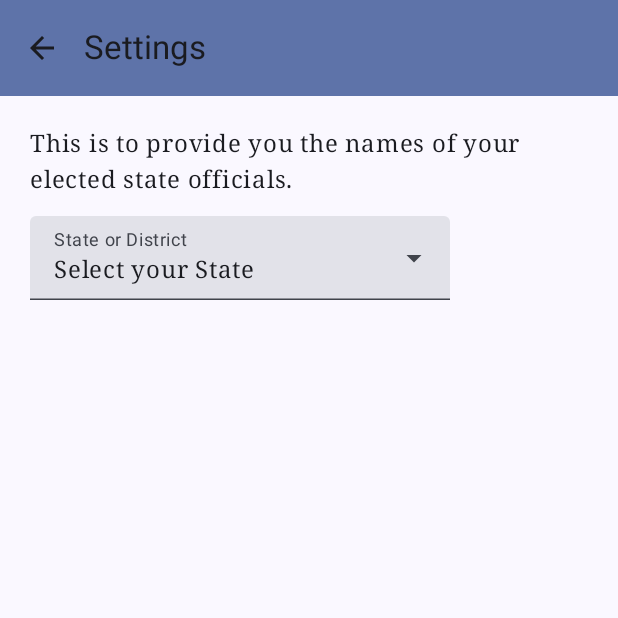
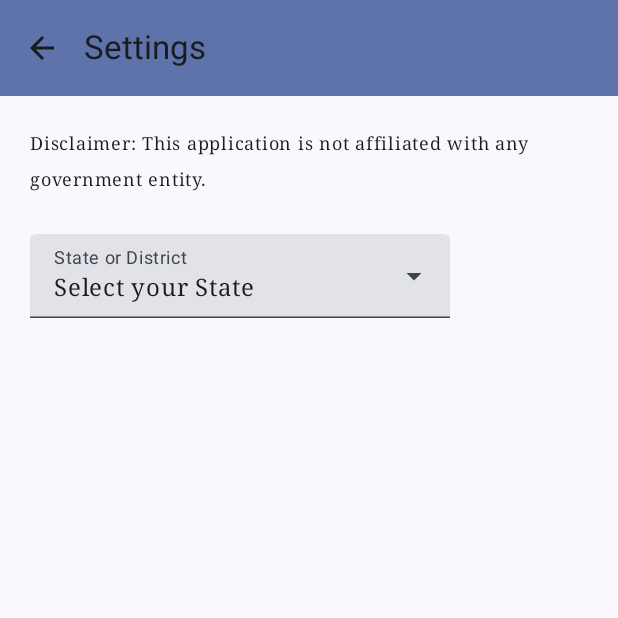
Before and after one commit to DP-App-Developers/US-Citizenship, an Android app built with Jetpack Compose: the SettingsScreen screen opened through its navigation route, on a phone screen of 412 x 824 dp, the top half of it. Run offline under Robolectric (Android 15) with nearby library versions, the phone set to English and light mode, and no system bars.

Commit message:
Add disclaimer: This application is not affiliated with any government entity

```diff
--- a/app/src/main/java/com/dpappdev/uscitizenship/ui/SettingsScreen.kt
+++ b/app/src/main/java/com/dpappdev/uscitizenship/ui/SettingsScreen.kt
@@ -27,6 +27,7 @@ import androidx.compose.ui.Modifier
 import androidx.compose.ui.platform.LocalContext
 import androidx.compose.ui.tooling.preview.Preview
 import androidx.compose.ui.unit.dp
+import androidx.compose.ui.unit.sp
 import androidx.navigation.NavController
 import androidx.navigation.compose.rememberNavController
 import com.dpappdev.uscitizenship.MainScreen
@@ -69,8 +70,10 @@ fun SettingsScreen(
         var selectedRep by rememberSaveable { mutableStateOf(defaultRepresentativeText) }
 
         Text(
-            text = "This is to provide you the names of your elected state officials.",
-            modifier = Modifier.padding(bottom = 12.dp),
+//            text = "This is to provide you the names of your elected state officials.",
+            text = "Disclaimer: This application is not affiliated with any government entity.",
+            fontSize = 12.sp,
+            modifier = Modifier.padding(bottom = 24.dp),
         )
 
         // We want to react on tap/press on TextField to show menu
```
